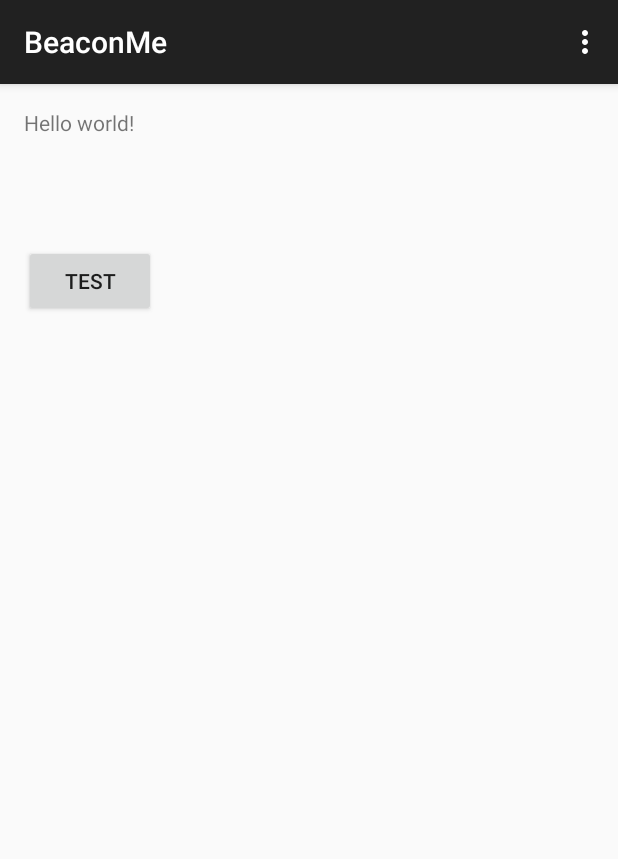
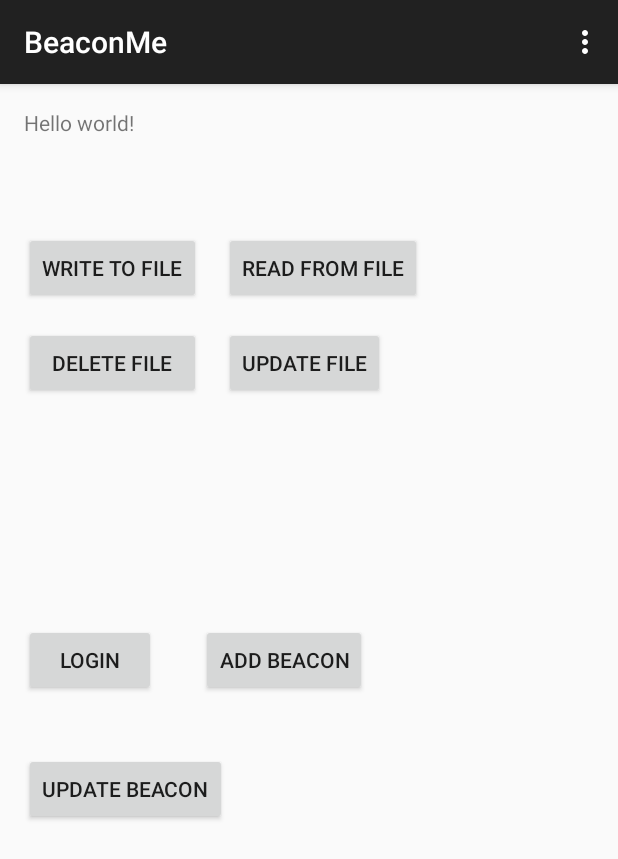
Before and after one commit to aperakett/beaconMe, an Android app: the screen it shows after launch (MainActivity), on a phone screen of 412 x 824 dp. Shown: the top 859 px of the screen. Run offline under Robolectric (Android 15) with nearby library versions, the phone set to English and light mode, and no system bars; 1 statement that could not run was skipped.

Commit message:
Update BeaconClient Class and add FileOperator Class
BeaconClient updates
- Now checks for internet connection before connect
- User must authenticate with authenticate method before invoking API methods
  that requires API key
- Add support for connection timeout
- BeaconClient is now singleton

```diff
--- a/BeaconMe/app/src/main/AndroidManifest.xml
+++ b/BeaconMe/app/src/main/AndroidManifest.xml
@@ -5,6 +5,7 @@
     <uses-permission android:name="android.permission.BLUETOOTH" />
     <uses-permission android:name="android.permission.BLUETOOTH_ADMIN" />
     <uses-permission android:name="android.permission.INTERNET" />
+    <uses-permission android:name="android.permission.ACCESS_NETWORK_STATE"></uses-permission>
 
     <uses-feature
         android:name="android.hardware.bluetooth_le"
--- a/BeaconMe/app/src/main/res/layout/activity_main.xml
+++ b/BeaconMe/app/src/main/res/layout/activity_main.xml
@@ -12,11 +12,68 @@
     <Button
         android:layout_width="wrap_content"
         android:layout_height="wrap_content"
-        android:text="Test"
+        android:text="Write To File"
+        android:id="@+id/btn_write_file"
+        android:layout_below="@+id/textView"
+        android:layout_marginTop="63dp"
+        android:onClick="mWriteToFile"/>
+
+    <Button
+        android:layout_width="wrap_content"
+        android:layout_height="wrap_content"
+        android:text="Read From File"
+        android:id="@+id/btn_read_file"
+        android:layout_alignTop="@+id/btn_write_file"
+        android:layout_toEndOf="@+id/btn_write_file"
+        android:layout_marginStart="15dp"
+        android:onClick="mReadFromFile" />
+
+    <Button
+        android:layout_width="wrap_content"
+        android:layout_height="wrap_content"
+        android:text="Delete File"
+        android:id="@+id/btn_delete_file"
+        android:layout_marginTop="15dp"
+        android:onClick="mDeleteFile"
+        android:layout_below="@+id/btn_write_file"
+        android:layout_alignParentStart="true"
+        android:layout_alignEnd="@+id/btn_write_file" />
+
+    <Button
+        android:layout_width="wrap_content"
+        android:layout_height="wrap_content"
+        android:text="Update File"
+        android:id="@+id/btn_update_file"
+        android:onClick="mUpdateFile"
+        android:layout_alignTop="@+id/btn_delete_file"
+        android:layout_alignStart="@+id/btn_read_file" />
+
+    <Button
+        android:layout_width="wrap_content"
+        android:layout_height="wrap_content"
+        android:text="Login"
+        android:id="@+id/btn_login"
+        android:layout_centerVertical="true"
+        android:layout_alignLeft="@+id/btn_delete_file"
+        android:onClick="mLogin" />
+
+    <Button
+    android:layout_width="wrap_content"
+    android:layout_height="wrap_content"
+    android:text="Add Beacon"
+    android:id="@+id/btn_add"
+    android:onClick="mAddBeacon"
+    android:layout_alignTop="@+id/btn_login"
+    android:layout_toEndOf="@+id/btn_delete_file" />
+
+    <Button
+        android:layout_width="wrap_content"
+        android:layout_height="wrap_content"
+        android:text="Update Beacon"
         android:id="@+id/button"
-        android:onClick="connectAndGet"
-        android:layout_below="@+id/textView"
+        android:onClick="mUpdateBeacon"
+        android:layout_below="@+id/btn_login"
         android:layout_alignParentStart="true"
-        android:layout_marginTop="72dp" />
+        android:layout_marginTop="38dp" />
 
 </RelativeLayout>
```
Also changed, not shown: BeaconMe/app/src/main/java/no/uit/ods/beaconme/BeaconClient.java (+152 -219 lines), BeaconMe/app/src/main/java/no/uit/ods/beaconme/BeaconScanListActivity.java (+9 -6 lines), BeaconMe/app/src/main/java/no/uit/ods/beaconme/FileOperator.java (added, +163 -0 lines), BeaconMe/app/src/main/java/no/uit/ods/beaconme/MainActivity.java (+89 -0 lines).
